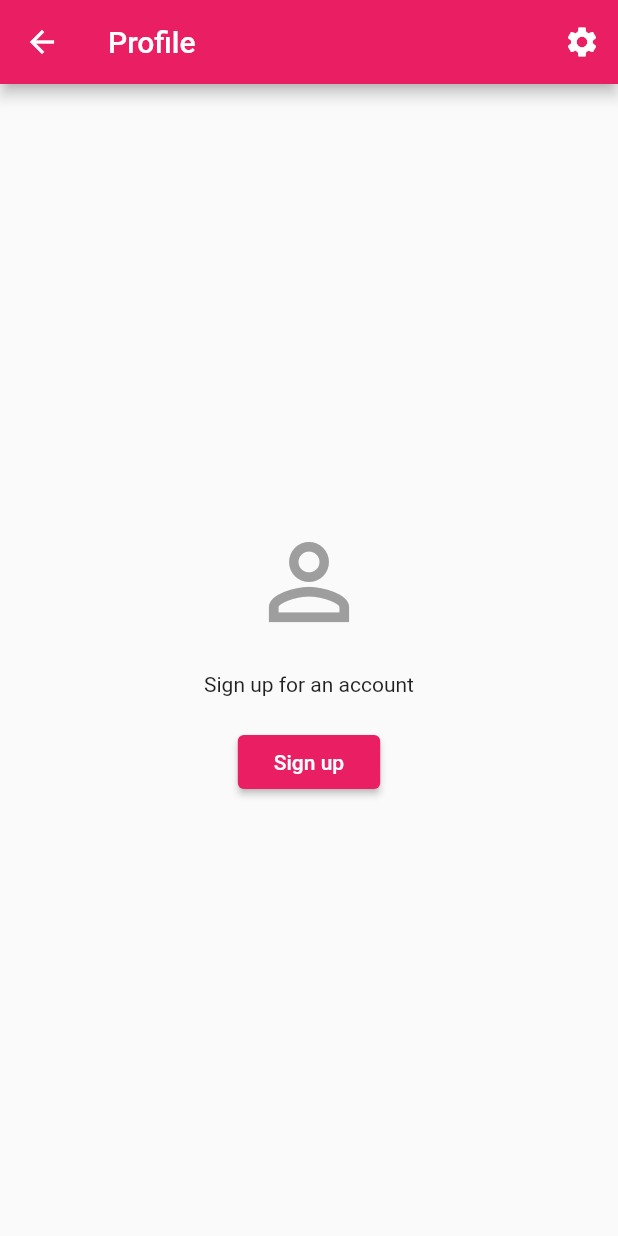
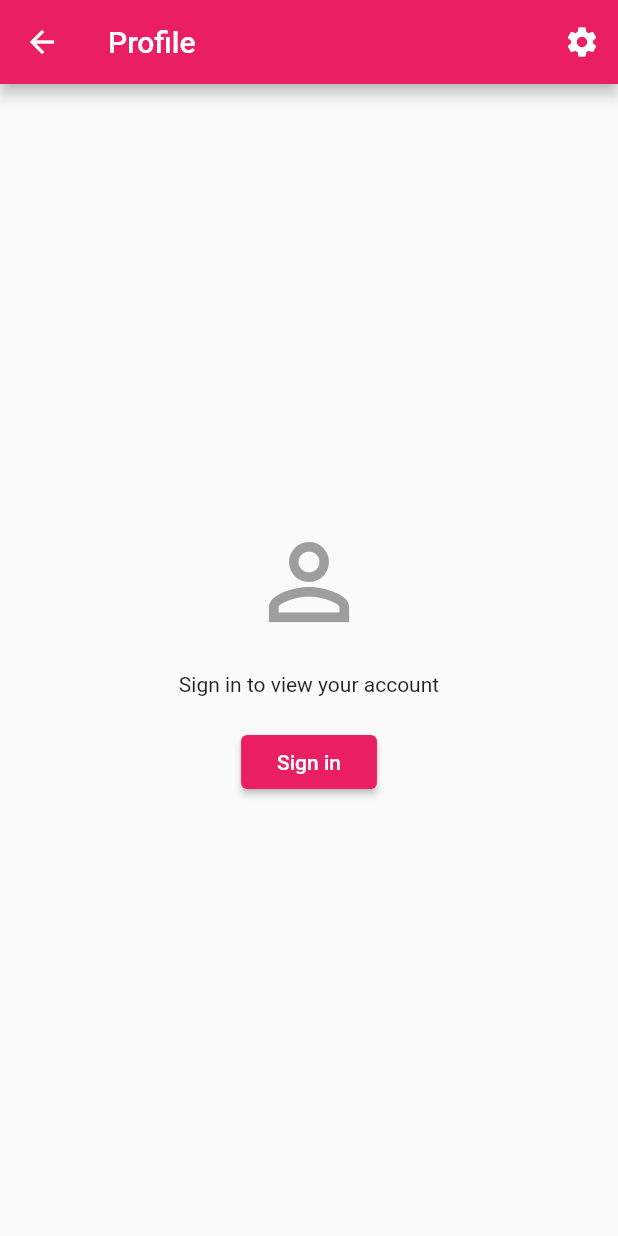
Before and after one commit to nicholascioli/clack, a Flutter app: the ProfileView screen opened directly with empty values, on a phone screen of 412 x 824 dp. Run offline on Flutter 3.47's test engine with Material 2 defaults, Android fonts, the phone set to English and light mode, and no system bars; our stand-ins replace dynamic_theme, flutter_colorpicker, flutter_phoenix, flutter_secure_storage, flutter_spinkit, like_button and 9 more; missing offline and left inert: audioplayer, dataclass, extended_tabs, flutter_inappwebview, icon_shadow; accounts and stored records are empty.

Commit message:
change text from 'Sign Up' to 'Sign In'
This shoud clarify that this is just for signing in, not signing up.

```diff
--- a/lib/views/notifications_view.dart
+++ b/lib/views/notifications_view.dart
@@ -32,7 +32,7 @@ class NotificationView extends StatelessWidget {
                 Text("Messages and notifications will appear here"),
                 SizedBox(height: 20),
                 RaisedButton(
-                    child: Text("Sign up"),
+                    child: Text("Sign in"),
                     onPressed: () => showNotImplemented(context))
               ],
             ),
--- a/lib/views/profile_view.dart
+++ b/lib/views/profile_view.dart
@@ -50,10 +50,10 @@ class _ProfileViewState extends State<ProfileView> {
               children: [
                 Icon(Icons.person_outline, size: 80, color: Colors.grey),
                 SizedBox(height: 20),
-                Text("Sign up for an account"),
+                Text("Sign in to view your account"),
                 SizedBox(height: 20),
                 RaisedButton(
-                    child: Text("Sign up"),
+                    child: Text("Sign in"),
                     onPressed: () =>
                         Navigator.pushNamed(context, SignInWebview.routeName))
               ],
```
